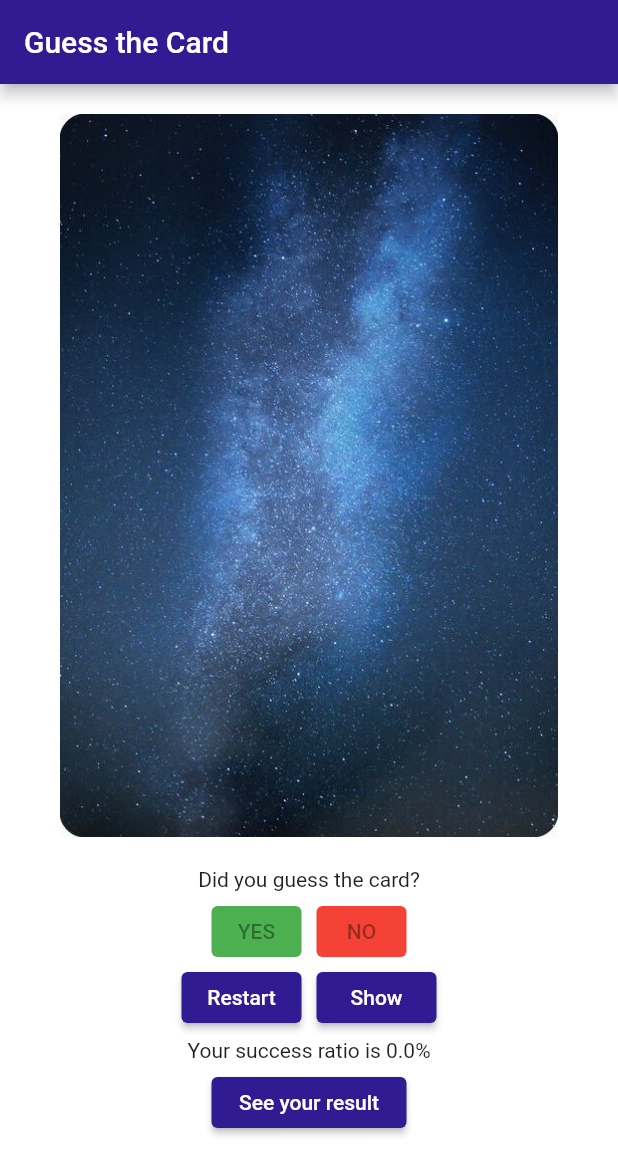
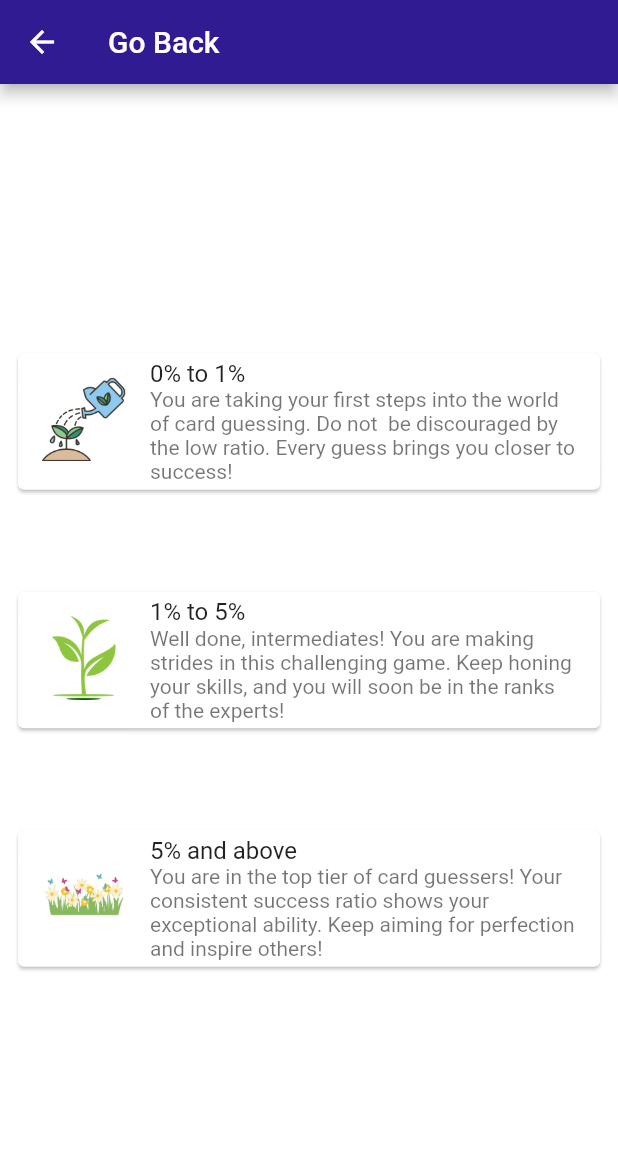
Before and after one commit to karadanay7/guessthecard, a Flutter app: the screen it shows after launch, after a tap on "See your result", on a phone screen of 412 x 824 dp. Shown: the top 1175 px of the screen. Run offline on Flutter 3.47's test engine with Material 2 defaults, Android fonts, the light colour scheme and no system bars.

Commit message:
result page added

```diff
--- a/lib/main.dart
+++ b/lib/main.dart
@@ -10,20 +10,20 @@ void main() {
           title: const Text('Guess the Card'),
           backgroundColor: Colors.deepPurple[900],
         ),
-        body: DicePage(),
+        body: const CardPage(),
       ),
     ),
   );
 }
 
-class DicePage extends StatefulWidget {
-  const DicePage({super.key});
+class CardPage extends StatefulWidget {
+  const CardPage({super.key});
 
   @override
-  State<DicePage> createState() => _DicePageState();
+  State<CardPage> createState() => _CardPageState();
 }
 
-class _DicePageState extends State<DicePage> {
+class _CardPageState extends State<CardPage> {
   bool leftButton = true;
   bool rightButton = true;
   int randomNumber = 1;
@@ -34,7 +34,7 @@ class _DicePageState extends State<DicePage> {
     if (totalGuesses == 0) {
       return '0.0%';
     }
-    double successRatio = guessedTrue / totalGuesses * 100;
+    double successRatio = (guessedTrue / totalGuesses) * 100;
     return '${successRatio.toStringAsFixed(1)}%';
   }
 
@@ -49,8 +49,8 @@ class _DicePageState extends State<DicePage> {
                 ? Image.asset('images/card.jpg')
                 : Image.asset('images/$randomNumber.png'),
           ),
-          Text('Did you guess the card?'),
-          SizedBox(
+          const Text('Did you guess the card?'),
+          const SizedBox(
             height: 10,
           ),
           Row(
@@ -68,10 +68,10 @@ class _DicePageState extends State<DicePage> {
                               guessedTrue = guessedTrue + 1;
                               totalGuesses = totalGuesses + 1;
                             }),
-                    child: Text('YES'),
                     style: ButtonStyle(
                         backgroundColor:
                             MaterialStateProperty.all<Color>(Colors.green)),
+                    child: const Text('YES'),
                   ),
                 ),
               ),
@@ -89,10 +89,10 @@ class _DicePageState extends State<DicePage> {
                               guessedFalse = guessedFalse + 1;
                               totalGuesses = totalGuesses + 1;
                             }),
-                    child: Text('NO'),
                     style: ButtonStyle(
                         backgroundColor:
                             MaterialStateProperty.all<Color>(Colors.red)),
+                    child: const Text('NO'),
                   ),
                 ),
               ),
@@ -116,12 +116,10 @@ class _DicePageState extends State<DicePage> {
                         totalGuesses = 0;
                       });
                     },
-                    child: Text('Restart'),
                     style: ButtonStyle(
-                        backgroundColor:
-                        MaterialStateProperty.all<Color>(Colors.deepPurple.shade900)),
-
-
+                        backgroundColor: MaterialStateProperty.all<Color>(
+                            Colors.deepPurple.shade900)),
+                    child: const Text('Restart'),
                   ),
                 ),
               ),
@@ -139,20 +137,20 @@ class _DicePageState extends State<DicePage> {
                         rightButton = !rightButton;
                       });
                     },
+                    style: ButtonStyle(
+                        backgroundColor: MaterialStateProperty.all<Color>(
+                            Colors.deepPurple.shade900)),
                     child: Text(rightButton ? ' Show ' : 'Next'),
-                    style: ButtonStyle(
-                        backgroundColor:
-                        MaterialStateProperty.all<Color>(Colors.deepPurple.shade900)),
                   ),
                 ),
               ),
             ],
           ),
-          SizedBox(
+          const SizedBox(
             height: 10,
           ),
-          Text('Your success ratio is ' + getSuccessRatio()),
-          SizedBox(
+          Text('Your success ratio is ${getSuccessRatio()}'),
+          const SizedBox(
             height: 10,
           ),
           Flexible(
@@ -162,18 +160,70 @@ class _DicePageState extends State<DicePage> {
               height: 34,
               child: ElevatedButton(
                 onPressed: () {
-
+                  Navigator.push(
+                      context,
+                      MaterialPageRoute(
+                          builder: (context) => const ResultRoute()));
                 },
-                child: Text( 'See your result'),
                 style: ButtonStyle(
-                    backgroundColor:
-                    MaterialStateProperty.all<Color>(Colors.deepPurple.shade900)),
+                    backgroundColor: MaterialStateProperty.all<Color>(
+                        Colors.deepPurple.shade900)),
+                child: const Text('See your result'),
               ),
             ),
           ),
-
         ],
       ),
     );
   }
 }
+
+class ResultRoute extends StatelessWidget {
+  const ResultRoute({Key? key}) : super(key: key);
+
+  @override
+  Widget build(BuildContext context) {
+    return Scaffold(
+      backgroundColor: Colors.white,
+      appBar: AppBar(
+        title: const Text('Go Back'),
+        backgroundColor: Colors.deepPurple[900],
+      ),
+      body: Center(
+        child: ListView(
+          shrinkWrap: true,
+          padding: const EdgeInsets.all(8),
+          children: const [
+            Card(
+                child: ListTile(
+              leading: Image(image: AssetImage('images/result1.png')),
+              title: Text('0% to 1% '),
+              subtitle: Text(
+                  'You are taking your first steps into the world of card guessing. Do not  be discouraged by the low ratio. Every guess brings you closer to success!'),
+            )),
+            SizedBox(
+              height: 60,
+            ),
+            Card(
+                child: ListTile(
+              leading: Image(image: AssetImage('images/result2.png')),
+              title: Text('1% to 5% '),
+              subtitle: Text(
+                  'Well done, intermediates! You are making strides in this challenging game. Keep honing your skills, and you will soon be in the ranks of the experts!'),
+            )),
+            SizedBox(
+              height: 60,
+            ),
+            Card(
+                child: ListTile(
+              leading: Image(image: AssetImage('images/result3.png')),
+              title: Text('5% and above'),
+              subtitle: Text(
+                  'You are in the top tier of card guessers! Your consistent success ratio shows your exceptional ability. Keep aiming for perfection and inspire others!'),
+            )),
+          ],
+        ),
+      ),
+    );
+  }
+}
```
Also changed, not shown: images/result1.png (added), images/result2.png (added), images/result3.png (added).
